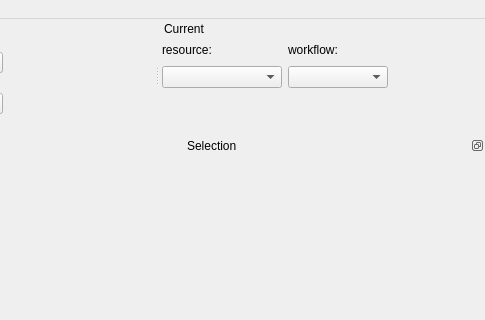
populse/soma-workflow, file python/soma/jobs/gui/WorkflowMainWindow.ui: the form before one commit; both pictures show x 516 to 1001 and y 0 to 320 of the 1001 by 638 pixel window.
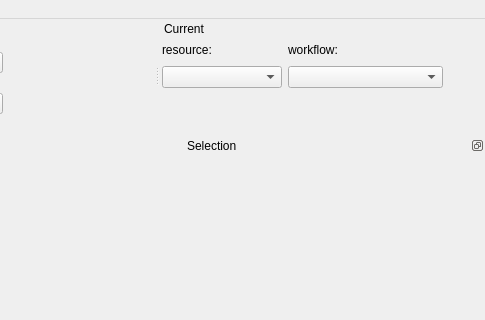
The form after the commit.

Commit message: Expanding combo for workflow selection

```diff
--- a/python/soma/jobs/gui/WorkflowMainWindow.ui
+++ b/python/soma/jobs/gui/WorkflowMainWindow.ui
@@ -283,6 +283,12 @@
      </item>
      <item row="1" column="1">
       <widget class="QComboBox" name="combo_submitted_wfs">
+       <property name="sizePolicy">
+        <sizepolicy hsizetype="Expanding" vsizetype="Fixed">
+         <horstretch>0</horstretch>
+         <verstretch>0</verstretch>
+        </sizepolicy>
+       </property>
        <property name="minimumSize">
         <size>
          <width>100</width>
@@ -296,6 +302,9 @@
        <property name="orientation">
         <enum>Qt::Horizontal</enum>
        </property>
+       <property name="sizeType">
+        <enum>QSizePolicy::Minimum</enum>
+       </property>
        <property name="sizeHint" stdset="0">
         <size>
          <width>40</width>
```
Left out of the diff: 2 changed lines with no effect on the pictures.
